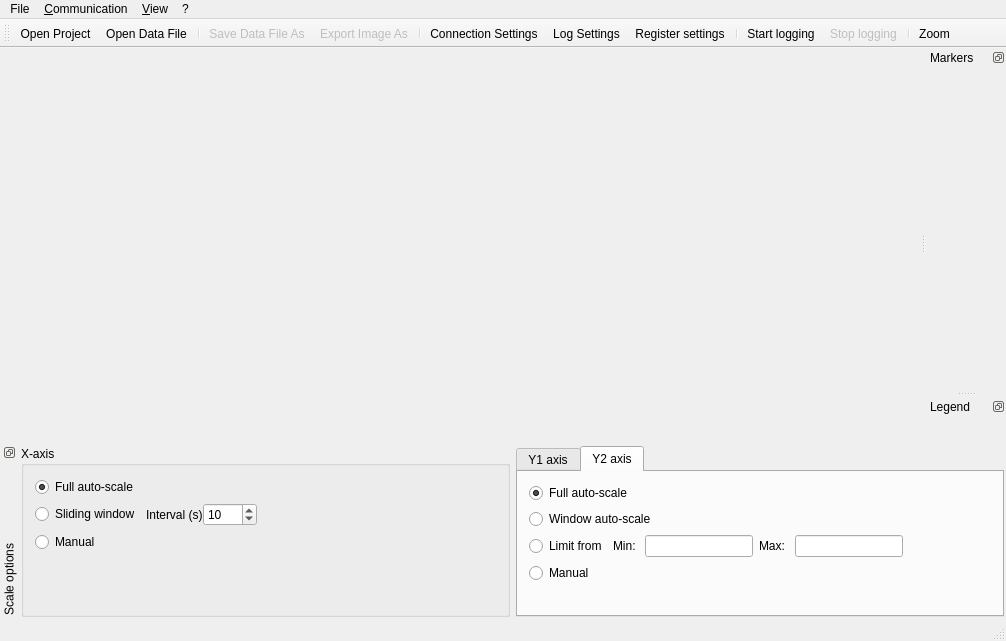
First picture: the form in src/dialogs/mainwindow.ui, repository ModbusScope/ModbusScope, before the edit.
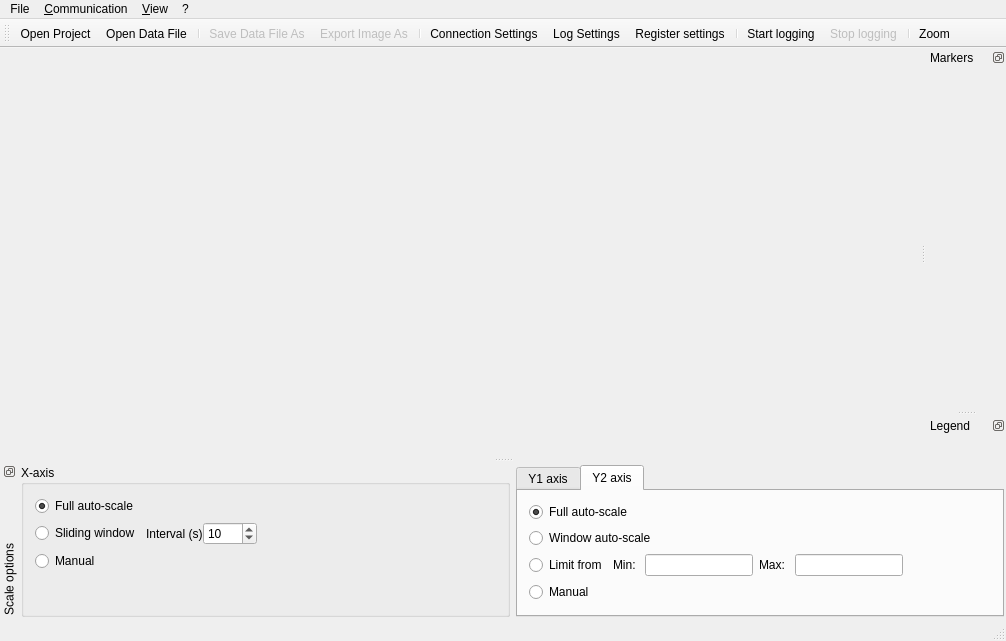
Second picture: the form after the edit. Icons and pictures are not drawn. Custom widgets are drawn as their Qt base class.

Commit message: Decrease height of scale dock

Diff of the .ui file:
```diff
--- a/src/dialogs/mainwindow.ui
+++ b/src/dialogs/mainwindow.ui
@@ -158,18 +158,6 @@
      <verstretch>0</verstretch>
     </sizepolicy>
    </property>
-   <property name="minimumSize">
-    <size>
-     <width>1006</width>
-     <height>175</height>
-    </size>
-   </property>
-   <property name="maximumSize">
-    <size>
-     <width>524287</width>
-     <height>175</height>
-    </size>
-   </property>
    <property name="acceptDrops">
     <bool>false</bool>
    </property>
```
